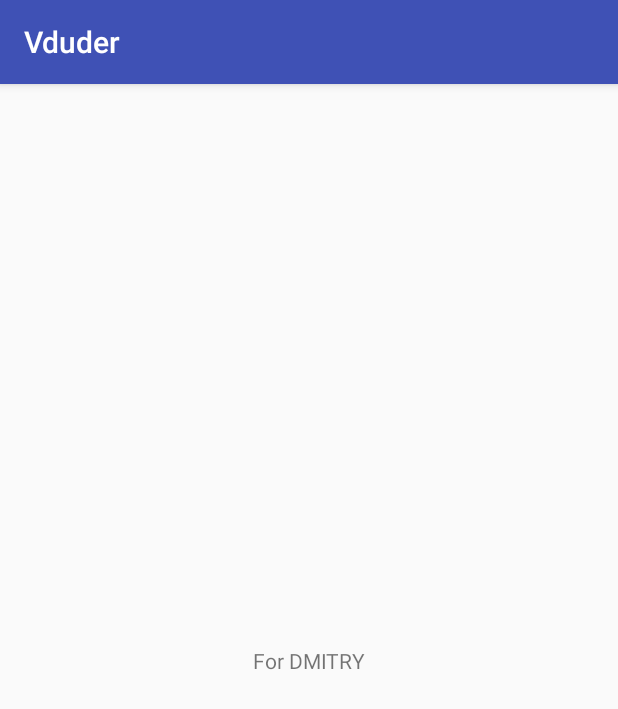
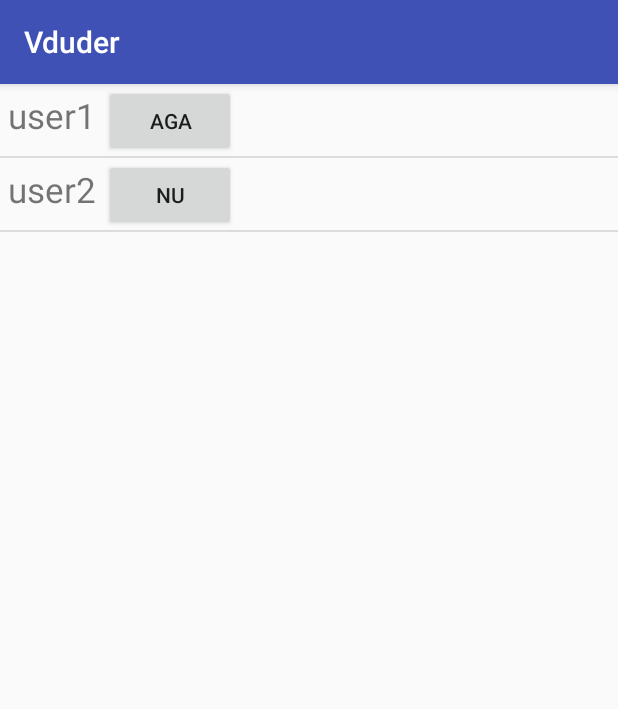
Before and after one commit to funtechhackday/vduder, an Android app: the screen it shows after launch (UserListActivity), on a phone screen of 412 x 824 dp. Shown: the top 709 px of the screen. Run offline under Robolectric (Android 15) with nearby library versions, the phone set to English and light mode, and no system bars; our stand-ins replace Firebase (no records; nobody signed in at launch, a user with empty details on screens opened directly).

Commit message:
add users listview init logic

```diff
--- a/app/src/main/java/com/example/vduder/vduder/Activity/UserListActivity.java
+++ b/app/src/main/java/com/example/vduder/vduder/Activity/UserListActivity.java
@@ -2,14 +2,58 @@ package com.example.vduder.vduder.Activity;
 
 import android.support.v7.app.AppCompatActivity;
 import android.os.Bundle;
+import android.widget.ListView;
+import android.widget.SimpleAdapter;
 
 import com.example.vduder.vduder.R;
 
+import java.util.ArrayList;
+import java.util.HashMap;
+import java.util.Map;
+
 public class UserListActivity extends AppCompatActivity {
+
+    private static final String ATTRIBUTE_USER_NAME = "userName";
+    private static final String ATTRIBUTE_BUTTON_STATUS = "statusText";
+
+    private static final String[] listViewFrom = { ATTRIBUTE_USER_NAME, ATTRIBUTE_BUTTON_STATUS };
+    private static final int[] listViewTo = { R.id.userNameTextView, R.id.userActionButton};
+
+    private ListView userListView;
 
     @Override
     protected void onCreate(Bundle savedInstanceState) {
         super.onCreate(savedInstanceState);
         setContentView(R.layout.activity_user_list);
+
+        userListView = (ListView) findViewById(R.id.userListView);
+
+        SetViewDataList(new String[]{ "user1", "user2"},
+                        new String[]{ "aga",    "nu"});
+    }
+
+    private void SetViewDataList(String[] userNames, String[] buttonStatuses)
+    {
+        ArrayList<Map<String, Object>> data = CreateListViewAdapterData(userNames, buttonStatuses);
+        SimpleAdapter sAdapter = new SimpleAdapter(this, data, R.layout.user_list_item,
+                                        listViewFrom, listViewTo);
+        userListView.setAdapter(sAdapter);
+    }
+
+    private static ArrayList<Map<String, Object>> CreateListViewAdapterData(
+                                                            String[] userNames,
+                                                            String[] buttonStatuses)
+    {
+        ArrayList<Map<String, Object>> res = new ArrayList<>(userNames.length);
+
+        Map<String, Object> m;
+        for (int i = 0; i < userNames.length; ++i)
+        {
+            m = new HashMap<>();
+            m.put(ATTRIBUTE_USER_NAME, userNames[i]);
+            m.put(ATTRIBUTE_BUTTON_STATUS, buttonStatuses[i]);
+            res.add(m);
+        }
+        return res;
     }
 }
--- a/app/src/main/res/layout/activity_user_list.xml
+++ b/app/src/main/res/layout/activity_user_list.xml
@@ -1,17 +1,13 @@
 <?xml version="1.0" encoding="utf-8"?>
-<android.support.constraint.ConstraintLayout xmlns:android="http://schemas.android.com/apk/res/android"
-    xmlns:app="http://schemas.android.com/apk/res-auto"
-    xmlns:tools="http://schemas.android.com/tools"
+<LinearLayout
+    xmlns:android="http://schemas.android.com/apk/res/android"
     android:layout_width="match_parent"
     android:layout_height="match_parent"
-    tools:context="com.example.vduder.vduder.Activity.UserListActivity">
+    android:orientation="vertical">
 
-    <TextView
-        android:layout_width="wrap_content"
-        android:layout_height="wrap_content"
-        android:text="For DMITRY"
-        app:layout_constraintBottom_toBottomOf="parent"
-        app:layout_constraintLeft_toLeftOf="parent"
-        app:layout_constraintRight_toRightOf="parent"
-        app:layout_constraintTop_toTopOf="parent" />
-</android.support.constraint.ConstraintLayout>
+    <ListView
+        android:id="@+id/userListView"
+        android:layout_width="match_parent"
+        android:layout_height="match_parent">
+    </ListView>
+</LinearLayout>
--- /dev/null
+++ b/app/src/main/res/layout/user_list_item.xml
@@ -0,0 +1,22 @@
+<?xml version="1.0" encoding="utf-8"?>
+<LinearLayout
+    xmlns:android="http://schemas.android.com/apk/res/android"
+    android:layout_width="match_parent"
+    android:layout_height="match_parent"
+    android:orientation="horizontal">
+
+    <TextView
+        android:id="@+id/userNameTextView"
+        android:layout_width="wrap_content"
+        android:layout_height="wrap_content"
+        android:gravity="center"
+        android:padding="5dp"
+        android:text="Some text"
+        android:textSize="23sp"/>
+
+    <Button
+        android:id="@+id/userActionButton"
+        android:layout_width="wrap_content"
+        android:layout_height="wrap_content"
+        android:text="Push me"/>
+</LinearLayout>
```
Also changed, not shown: 6 other files.
